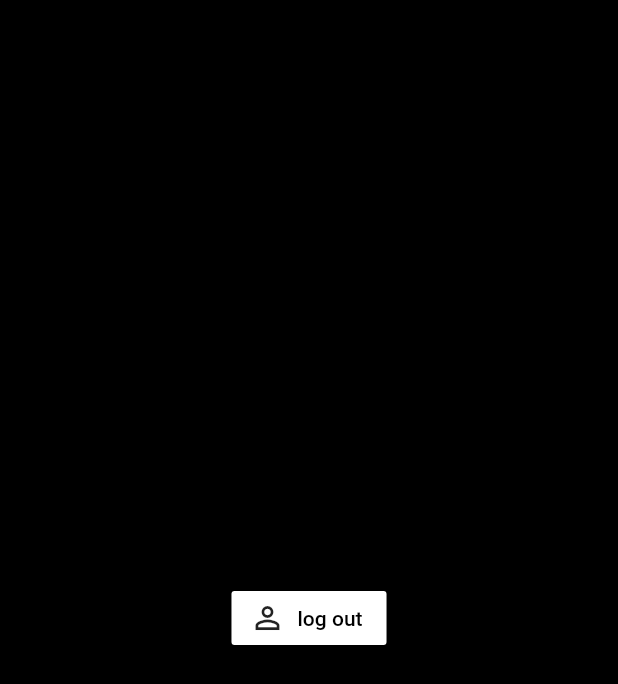
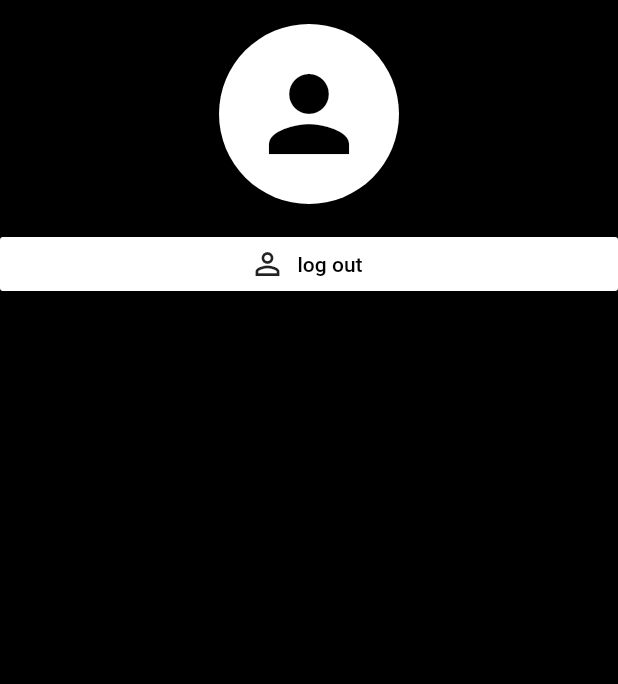
Before and after one commit to chanyongxue/assignment_4_cst407, a Flutter app: the Profile screen opened by its route, on a phone screen of 412 x 824 dp. Shown: the top 684 px of the screen. Run offline on Flutter 3.47's test engine with Material 2 defaults, Android fonts, the phone set to English and light mode, and no system bars; our stand-ins replace cloud_firestore, firebase_auth, flutter_login, flutter_riverpod, google_nav_bar, line_icons and 1 more; missing offline and left inert: flutter_pagewise, jikan_api; accounts and stored records are empty; statements that could not run were skipped.

Commit message:
Update profile.dart

```diff
--- a/lib/screens/profile.dart
+++ b/lib/screens/profile.dart
@@ -9,7 +9,20 @@ class Profile extends StatelessWidget {
     return Container(
       color: Colors.black,
       alignment: Alignment.center,
-                child: FlatButton.icon(
+        child: ListView(
+          children: <Widget>[
+            Divider(color: Colors.transparent),
+            CircleAvatar(
+              radius: 60,
+              backgroundColor: Colors.white,
+              child: Icon(
+                Icons.person,
+                size: 80,
+                color: Colors.black
+                ),
+            ),
+            Divider(color: Colors.transparent),
+          FlatButton.icon(
                       icon: Icon(Icons.person_outline),
                       color: Colors.white,
                       label: Text('log out',
@@ -19,7 +32,8 @@ class Profile extends StatelessWidget {
                         Navigator.pushReplacementNamed(context, '/wrapper');
                     },
           ),
-
+          ],
+        ),
     );
   }
 }
```
Lines whose indentation alone changed are shown as unchanged.
